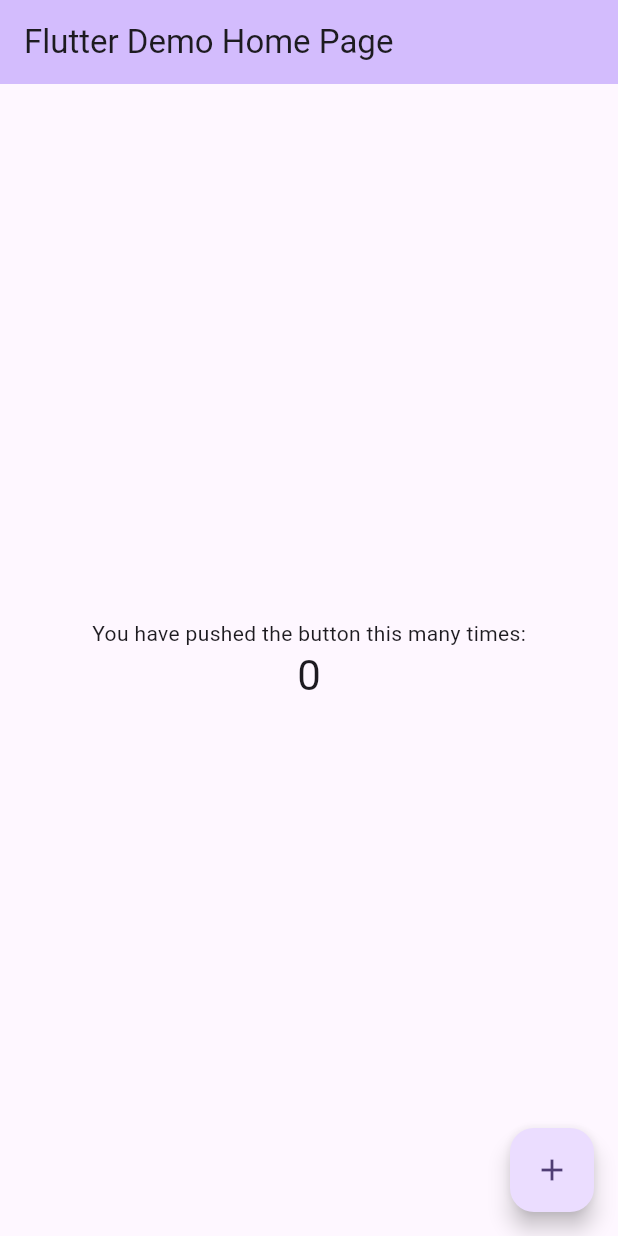
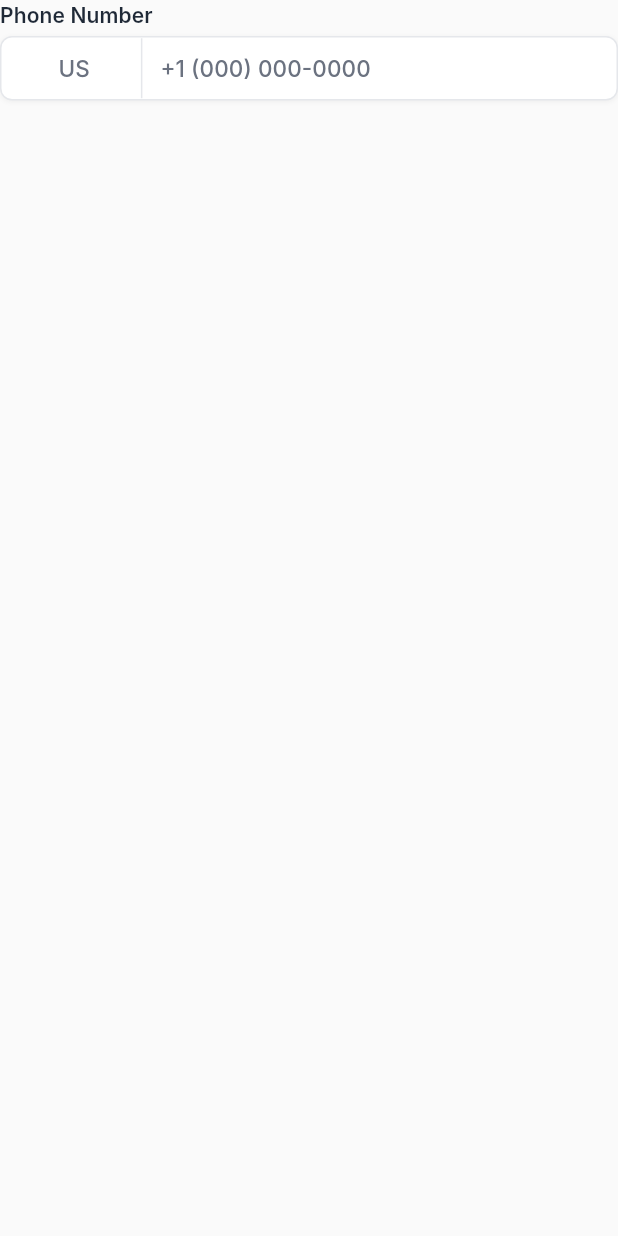
Before and after one commit to MustafaAR1/Lavescape-Mob, a Flutter app: the screen it shows after launch, on a phone screen of 412 x 824 dp. Run offline on Flutter 3.47's test engine with Material 3 defaults, Android fonts, the light colour scheme and no system bars; our stand-ins replace bloc, equatable, flutter_bloc; Roboto replaces fonts that are missing (Inter).

Commit message:
basic structure created

```diff
--- /dev/null
+++ b/lib/app/constants/app_colors.dart
@@ -0,0 +1,5 @@
+import 'package:flutter/material.dart';
+
+abstract class AppColors {
+  static const Color background = Color(0xFFFAFAFA);
+}
--- /dev/null
+++ b/lib/app/constants/app_strings.dart
@@ -0,0 +1,13 @@
+abstract class AppStrings {
+  static const String continueWithMobile = 'Continue with Mobile';
+  static const String verifyPhone = 'Verify Phone';
+  static const String continueWithEmail = 'Continue with Email';
+  static const String verifyEmail = 'Verify Email';
+  static const String finishingSignup = 'Finishing Signup';
+  static const String profileCreated = 'Profile Created';
+  static const String next = 'Next';
+  static const String verify = 'Verify';
+  static const String finish = 'Finish';
+  static const String welcomeMessage = 'Welcome! Your guest profile has been created.';
+  static const String flutterDemo = 'Flutter Demo';
+}
--- /dev/null
+++ b/lib/app/constants/app_text_styles.dart
@@ -0,0 +1,41 @@
+import 'package:flutter/material.dart';
+
+abstract class AppTextStyles {
+  static const TextStyle headline = TextStyle(
+    fontFamily: 'Inter',
+    fontWeight: FontWeight.w600,
+    fontSize: 24,
+    color: Colors.black,
+  );
+
+  static const TextStyle body = TextStyle(
+    fontFamily: 'Inter',
+    fontWeight: FontWeight.w400,
+    fontSize: 16,
+    color: Colors.black,
+  );
+
+  static const TextStyle label = TextStyle(
+    color: Color(0xFF1F2937),
+    fontSize: 14,
+    fontFamily: 'Inter',
+    fontWeight: FontWeight.w600,
+    letterSpacing: 0.07,
+  );
+
+  static const TextStyle placeholder = TextStyle(
+    color: Color(0xFF6B7280),
+    fontSize: 15,
+    fontFamily: 'Inter',
+    fontWeight: FontWeight.w500,
+    letterSpacing: 0.07,
+  );
+
+  static const TextStyle countryCode = TextStyle(
+    color: Color(0xFF6B7280),
+    fontSize: 15,
+    fontFamily: 'Inter',
+    fontWeight: FontWeight.w500,
+    letterSpacing: 0.07,
+  );
+}
--- /dev/null
+++ b/lib/app/routes/app_pages.dart
@@ -0,0 +1,32 @@
+import 'package:flutter/material.dart';
+import 'package:lavescape_mob/app/routes/app_routes.dart';
+import 'package:lavescape_mob/signup/views/continue_with_email_screen.dart';
+import 'package:lavescape_mob/signup/views/continue_with_mobile_screen.dart';
+import 'package:lavescape_mob/signup/views/finishing_signup_screen.dart';
+import 'package:lavescape_mob/signup/views/guest_profile_created_screen.dart';
+import 'package:lavescape_mob/signup/views/verify_email_screen.dart';
+import 'package:lavescape_mob/signup/views/verify_phone_screen.dart';
+
+class AppPages {
+  static const INITIAL = Routes.CONTINUE_WITH_MOBILE;
+
+  static Route<dynamic> onGenerateRoute(RouteSettings settings) {
+    switch (settings.name) {
+      case Routes.CONTINUE_WITH_MOBILE:
+        return MaterialPageRoute(builder: (_) => ContinueWithMobileScreen());
+      case Routes.VERIFY_PHONE:
+        return MaterialPageRoute(builder: (_) => VerifyPhoneScreen());
+      case Routes.CONTINUE_WITH_EMAIL:
+        return MaterialPageRoute(builder: (_) => ContinueWithEmailScreen());
+      case Routes.VERIFY_EMAIL:
+        return MaterialPageRoute(builder: (_) => VerifyEmailScreen());
+      case Routes.FINISHING_SIGNUP:
+        return MaterialPageRoute(builder: (_) => FinishingSignupScreen());
+      case Routes.GUEST_PROFILE_CREATED:
+        return MaterialPageRoute(builder: (_) => GuestProfileCreatedScreen());
+      default:
+        return MaterialPageRoute(
+            builder: (_) => Text('Error: ${settings.name} not found'));
+    }
+  }
+}
--- /dev/null
+++ b/lib/app/routes/app_routes.dart
@@ -0,0 +1,9 @@
+abstract class Routes {
+  static const SPLASH = '/';
+  static const CONTINUE_WITH_MOBILE = '/continue_with_mobile';
+  static const VERIFY_PHONE = '/verify_phone';
+  static const CONTINUE_WITH_EMAIL = '/continue_with_email';
+  static const VERIFY_EMAIL = '/verify_email';
+  static const FINISHING_SIGNUP = '/finishing_signup';
+  static const GUEST_PROFILE_CREATED = '/guest_profile_created';
+}
--- a/lib/main.dart
+++ b/lib/main.dart
@@ -1,4 +1,6 @@
 import 'package:flutter/material.dart';
+import 'package:lavescape_mob/app/constants/app_strings.dart';
+import 'package:lavescape_mob/app/routes/app_pages.dart';
 
 void main() {
   runApp(const MyApp());
@@ -11,112 +13,12 @@ class MyApp extends StatelessWidget {
   @override
   Widget build(BuildContext context) {
     return MaterialApp(
-      title: 'Flutter Demo',
+      title: AppStrings.flutterDemo,
       theme: ThemeData(
-        // This is the theme of your application.
-        //
-        // TRY THIS: Try running your application with "flutter run". You'll see
-        // the application has a purple toolbar. Then, without quitting the app,
-        // try changing the seedColor in the colorScheme below to Colors.green
-        // and then invoke "hot reload" (save your changes or press the "hot
-        // reload" button in a Flutter-supported IDE, or press "r" if you used
-        // the command line to start the app).
-        //
-        // Notice that the counter didn't reset back to zero; the application
-        // state is not lost during the reload. To reset the state, use hot
-        // restart instead.
-        //
-        // This works for code too, not just values: Most code changes can be
-        // tested with just a hot reload.
         colorScheme: ColorScheme.fromSeed(seedColor: Colors.deepPurple),
       ),
-      home: const MyHomePage(title: 'Flutter Demo Home Page'),
+      initialRoute: AppPages.INITIAL,
+      onGenerateRoute: AppPages.onGenerateRoute,
     );
   }
 }
-
-class MyHomePage extends StatefulWidget {
-  const MyHomePage({super.key, required this.title});
-
-  // This widget is the home page of your application. It is stateful, meaning
-  // that it has a State object (defined below) that contains fields that affect
-  // how it looks.
-
-  // This class is the configuration for the state. It holds the values (in this
-  // case the title) provided by the parent (in this case the App widget) and
-  // used by the build method of the State. Fields in a Widget subclass are
-  // always marked "final".
-
-  final String title;
-
-  @override
-  State<MyHomePage> createState() => _MyHomePageState();
-}
-
-class _MyHomePageState extends State<MyHomePage> {
-  int _counter = 0;
-
-  void _incrementCounter() {
-    setState(() {
-      // This call to setState tells the Flutter framework that something has
-      // changed in this State, which causes it to rerun the build method below
-      // so that the display can reflect the updated values. If we changed
-      // _counter without calling setState(), then the build method would not be
-      // called again, and so nothing would appear to happen.
-      _counter++;
-    });
-  }
-
-  @override
-  Widget build(BuildContext context) {
-    // This method is rerun every time setState is called, for instance as done
-    // by the _incrementCounter method above.
-    //
-    // The Flutter framework has been optimized to make rerunning build methods
-    // fast, so that you can just rebuild anything that needs updating rather
-    // than having to individually change instances of widgets.
-    return Scaffold(
-      appBar: AppBar(
-        // TRY THIS: Try changing the color here to a specific color (to
-        // Colors.amber, perhaps?) and trigger a hot reload to see the AppBar
-        // change color while the other colors stay the same.
-        backgroundColor: Theme.of(context).colorScheme.inversePrimary,
-        // Here we take the value from the MyHomePage object that was created by
-        // the App.build method, and use it to set our appbar title.
-        title: Text(widget.title),
-      ),
-      body: Center(
-        // Center is a layout widget. It takes a single child and positions it
-        // in the middle of the parent.
-        child: Column(
-          // Column is also a layout widget. It takes a list of children and
-          // arranges them vertically. By default, it sizes itself to fit its
-          // children horizontally, and tries to be as tall as its parent.
-          //
-          // Column has various properties to control how it sizes itself and
-          // how it positions its children. Here we use mainAxisAlignment to
-          // center the children vertically; the main axis here is the vertical
-          // axis because Columns are vertical (the cross axis would be
-          // horizontal).
-          //
-          // TRY THIS: Invoke "debug painting" (choose the "Toggle Debug Paint"
-          // action in the IDE, or press "p" in the console), to see the
-          // wireframe for each widget.
-          mainAxisAlignment: MainAxisAlignment.center,
-          children: <Widget>[
-            const Text('You have pushed the button this many times:'),
-            Text(
-              '$_counter',
-              style: Theme.of(context).textTheme.headlineMedium,
-            ),
-          ],
-        ),
-      ),
-      floatingActionButton: FloatingActionButton(
-        onPressed: _incrementCounter,
-        tooltip: 'Increment',
-        child: const Icon(Icons.add),
-      ), // This trailing comma makes auto-formatting nicer for build methods.
-    );
-  }
-}
--- /dev/null
+++ b/lib/signup/cubit/signup_cubit.dart
@@ -0,0 +1,35 @@
+import 'package:bloc/bloc.dart';
+import 'package:equatable/equatable.dart';
+
+import 'signup_state.dart';
+
+class SignupCubit extends Cubit<SignupState> {
+  SignupCubit() : super(SignupInitial());
+
+  void toPhoneInput() => emit(SignupPhoneInput());
+
+  void submitPhoneNumber(String phoneNumber) {
+    // Here you would typically make an API call to send a verification code
+    emit(SignupPhoneVerification(phoneNumber));
+  }
+
+  void submitPhoneVerificationCode(String code) {
+    // Here you would verify the code
+    emit(SignupEmailInput());
+  }
+
+  void submitEmail(String email) {
+    // Here you would typically make an API call to send a verification code
+    emit(SignupEmailVerification(email));
+  }
+
+  void submitEmailVerificationCode(String code) {
+    // Here you would verify the code
+    emit(SignupFinishing());
+  }
+
+  void finishSignup(String username) {
+    // Here you would create the user profile
+    emit(SignupSuccess());
+  }
+}
--- /dev/null
+++ b/lib/signup/cubit/signup_state.dart
@@ -0,0 +1,45 @@
+import 'package:equatable/equatable.dart';
+
+abstract class SignupState extends Equatable {
+  const SignupState();
+
+  @override
+  List<Object> get props => [];
+}
+
+class SignupInitial extends SignupState {}
+
+class SignupPhoneInput extends SignupState {}
+
+class SignupPhoneVerification extends SignupState {
+  final String phoneNumber;
+
+  const SignupPhoneVerification(this.phoneNumber);
+
+  @override
+  List<Object> get props => [phoneNumber];
+}
+
+class SignupEmailInput extends SignupState {}
+
+class SignupEmailVerification extends SignupState {
+  final String email;
+
+  const SignupEmailVerification(this.email);
+
+  @override
+  List<Object> get props => [email];
+}
+
+class SignupFinishing extends SignupState {}
+
+class SignupSuccess extends SignupState {}
+
+class SignupFailure extends SignupState {
+  final String error;
+
+  const SignupFailure(this.error);
+
+  @override
+  List<Object> get props => [error];
+}
--- /dev/null
+++ b/lib/signup/views/continue_with_email_screen.dart
@@ -0,0 +1,22 @@
+import 'package:flutter/material.dart';
+import 'package:lavescape_mob/app/constants/app_strings.dart';
+import 'package:lavescape_mob/widgets/ui_scaffold.dart';
+
+class ContinueWithEmailScreen extends StatelessWidget {
+  const ContinueWithEmailScreen({super.key});
+
+  @override
+  Widget build(BuildContext context) {
+    return UiScaffold(
+      title: AppStrings.continueWithEmail,
+      body: Center(
+        child: ElevatedButton(
+          onPressed: () {
+            // Navigate to the next screen or handle email input
+          },
+          child: const Text(AppStrings.next),
+        ),
+      ),
+    );
+  }
+}
--- /dev/null
+++ b/lib/signup/views/continue_with_mobile_screen.dart
@@ -0,0 +1,168 @@
+import 'package:flutter/material.dart';
+import 'package:flutter_bloc/flutter_bloc.dart';
+import 'package:lavescape_mob/app/constants/app_strings.dart';
+import 'package:lavescape_mob/app/constants/app_text_styles.dart';
+import 'package:lavescape_mob/signup/cubit/signup_cubit.dart';
+import 'package:lavescape_mob/widgets/ui_scaffold.dart';
+
+class ContinueWithMobileScreen extends StatelessWidget {
+  const ContinueWithMobileScreen({super.key});
+
+  @override
+  Widget build(BuildContext context) {
+    return BlocProvider(
+      create: (context) => SignupCubit(),
+      child: UiScaffold(
+        body: Column(
+          children: [
+            SizedBox(
+              width: double.infinity,
+              child: Column(
+                mainAxisSize: MainAxisSize.min,
+                mainAxisAlignment: MainAxisAlignment.start,
+                crossAxisAlignment: CrossAxisAlignment.start,
+                children: [
+                  SizedBox(
+                    width: double.infinity,
+                    child: Column(
+                      mainAxisSize: MainAxisSize.min,
+                      mainAxisAlignment: MainAxisAlignment.start,
+                      crossAxisAlignment: CrossAxisAlignment.start,
+                      children: [
+                        Container(
+                          width: double.infinity,
+                          padding: const EdgeInsets.only(bottom: 4),
+                          child: Row(
+                            mainAxisSize: MainAxisSize.min,
+                            mainAxisAlignment: MainAxisAlignment.start,
+                            crossAxisAlignment: CrossAxisAlignment.center,
+                            children: [
+                              Expanded(
+                                child: Text(
+                                  'Phone Number',
+                                  style: AppTextStyles.label,
+                                ),
+                              ),
+                            ],
+                          ),
+                        ),
+                        Container(
+                          width: double.infinity,
+                          clipBehavior: Clip.antiAlias,
+                          decoration: ShapeDecoration(
+                            color: Colors
+                                .white /* Basic-Forms-Input-Background-Bg-Color */,
+                            shape: RoundedRectangleBorder(
+                              side: BorderSide(
+                                width: 1,
+                                color: const Color(
+                                    0xFFE5E7EB) /* Basic-Forms-Input-Border-Border-Color */,
+                              ),
+                              borderRadius: BorderRadius.circular(8),
+                            ),
+                            shadows: [
+                              BoxShadow(
+                                color: Color(0x0C000000),
+                                blurRadius: 2,
+                                offset: Offset(0, 1),
+                                spreadRadius: 0,
+                              )
+                            ],
+                          ),
+                          child: Row(
+                            mainAxisSize: MainAxisSize.min,
+                            mainAxisAlignment: MainAxisAlignment.start,
+                            crossAxisAlignment: CrossAxisAlignment.center,
+                            children: [
+                              Container(
+                                padding: const EdgeInsets.symmetric(
+                                    horizontal: 12, vertical: 10),
+                                child: Row(
+                                  mainAxisSize: MainAxisSize.min,
+                                  mainAxisAlignment: MainAxisAlignment.start,
+                                  crossAxisAlignment: CrossAxisAlignment.center,
+                                  children: [
+                                    Container(
+                                      width: 18,
+                                      height: 18,
+                                      clipBehavior: Clip.antiAlias,
+                                      decoration: ShapeDecoration(
+                                        shape: RoundedRectangleBorder(
+                                          borderRadius:
+                                              BorderRadius.circular(999),
+                                        ),
+                                      ),
+                                      child: Stack(),
+                                    ),
+                                    const SizedBox(width: 8),
+                                    Text(
+                                      'US',
+                                      textAlign: TextAlign.center,
+                                      style: AppTextStyles.countryCode,
+                                    ),
+                                    const SizedBox(width: 8),
+                                    Container(
+                                      width: 14,
+                                      height: 14,
+                                      clipBehavior: Clip.antiAlias,
+                                      decoration: BoxDecoration(),
+                                      child: Stack(),
+                                    ),
+                                  ],
+                                ),
+                              ),
+                              Container(
+                                width: 1,
+                                height: 40,
+                                decoration: BoxDecoration(
+                                  color: const Color(
+                                      0xFFE5E7EB) /* Basic-Forms-Input-Divider-Color */,
+                                ),
+                              ),
+                              Expanded(
+                                child: Row(
+                                  mainAxisSize: MainAxisSize.min,
+                                  mainAxisAlignment: MainAxisAlignment.start,
+                                  crossAxisAlignment: CrossAxisAlignment.center,
+                                  children: [
+                                    Expanded(
+                                      child: Container(
+                                        padding: const EdgeInsets.symmetric(
+                                            horizontal: 12, vertical: 10),
+                                        child: Row(
+                                          mainAxisSize: MainAxisSize.min,
+                                          mainAxisAlignment:
+                                              MainAxisAlignment.start,
+                                          crossAxisAlignment:
+                                              CrossAxisAlignment.start,
+                                          children: [
+                                            SizedBox(
+                                              width: 235,
+                                              child: Text(
+                                                '+1 (000) 000-0000',
+                                                style:
+                                                    AppTextStyles.placeholder,
+                                              ),
+                                            ),
+                                          ],
+                                        ),
+                                      ),
+                                    ),
+                                  ],
+                                ),
+                              ),
+                            ],
+                          ),
+                        ),
+                      ],
+                    ),
+                  ),
+                ],
+              ),
+            ),
+          ],
+        ),
+      ),
+    );
+  }
+}
--- /dev/null
+++ b/lib/signup/views/finishing_signup_screen.dart
@@ -0,0 +1,22 @@
+import 'package:flutter/material.dart';
+import 'package:lavescape_mob/app/constants/app_strings.dart';
+import 'package:lavescape_mob/widgets/ui_scaffold.dart';
+
+class FinishingSignupScreen extends StatelessWidget {
+  const FinishingSignupScreen({super.key});
+
+  @override
+  Widget build(BuildContext context) {
+    return UiScaffold(
+      title: AppStrings.finishingSignup,
+      body: Center(
+        child: ElevatedButton(
+          onPressed: () {
+            // Handle finish signup
+          },
+          child: const Text(AppStrings.finish),
+        ),
+      ),
+    );
+  }
+}
--- /dev/null
+++ b/lib/signup/views/guest_profile_created_screen.dart
@@ -0,0 +1,17 @@
+import 'package:flutter/material.dart';
+import 'package:lavescape_mob/app/constants/app_strings.dart';
+import 'package:lavescape_mob/widgets/ui_scaffold.dart';
+
+class GuestProfileCreatedScreen extends StatelessWidget {
+  const GuestProfileCreatedScreen({super.key});
+
+  @override
+  Widget build(BuildContext context) {
+    return const UiScaffold(
+      title: AppStrings.profileCreated,
+      body: Center(
+        child: Text(AppStrings.welcomeMessage),
+      ),
+    );
+  }
+}
--- /dev/null
+++ b/lib/signup/views/verify_email_screen.dart
@@ -0,0 +1,22 @@
+import 'package:flutter/material.dart';
+import 'package:lavescape_mob/app/constants/app_strings.dart';
+import 'package:lavescape_mob/widgets/ui_scaffold.dart';
+
+class VerifyEmailScreen extends StatelessWidget {
+  const VerifyEmailScreen({super.key});
+
+  @override
+  Widget build(BuildContext context) {
+    return UiScaffold(
+      title: AppStrings.verifyEmail,
+      body: Center(
+        child: ElevatedButton(
+          onPressed: () {
+            // Handle verification code input
+          },
+          child: const Text(AppStrings.verify),
+        ),
+      ),
+    );
+  }
+}
--- /dev/null
+++ b/lib/signup/views/verify_phone_screen.dart
@@ -0,0 +1,22 @@
+import 'package:flutter/material.dart';
+import 'package:lavescape_mob/app/constants/app_strings.dart';
+import 'package:lavescape_mob/widgets/ui_scaffold.dart';
+
+class VerifyPhoneScreen extends StatelessWidget {
+  const VerifyPhoneScreen({super.key});
+
+  @override
+  Widget build(BuildContext context) {
+    return UiScaffold(
+      title: AppStrings.verifyPhone,
+      body: Center(
+        child: ElevatedButton(
+          onPressed: () {
+            // Handle verification code input
+          },
+          child: const Text(AppStrings.verify),
+        ),
+      ),
+    );
+  }
+}
--- /dev/null
+++ b/lib/widgets/ui_scaffold.dart
@@ -0,0 +1,27 @@
+import 'package:flutter/material.dart';
+import 'package:lavescape_mob/app/constants/app_colors.dart';
+
+class UiScaffold extends StatelessWidget {
+  final Widget body;
+  final String? title;
+  final Color? backgroundColor;
+
+  const UiScaffold(
+      {super.key,
+      required this.body,
+      this.title,
+      this.backgroundColor = AppColors.background});
+
+  @override
+  Widget build(BuildContext context) {
+    return Scaffold(
+      backgroundColor: backgroundColor,
+      appBar: title != null
+          ? AppBar(
+              title: Text(title!),
+            )
+          : null,
+      body: body,
+    );
+  }
+}
--- a/pubspec.yaml
+++ b/pubspec.yaml
@@ -19,7 +19,7 @@ publish_to: 'none' # Remove this line if you wish to publish to pub.dev
 version: 1.0.0+1
 
 environment:
-  sdk: ^3.8.0
+  sdk: ^3.6.0
 
 # Dependencies specify other packages that your package needs in order to work.
 # To automatically upgrade your package dependencies to the latest versions
@@ -34,6 +34,8 @@ dependencies:
   # The following adds the Cupertino Icons font to your application.
   # Use with the CupertinoIcons class for iOS style icons.
   cupertino_icons: ^1.0.8
+  flutter_bloc: ^9.1.1
+  equatable: ^2.0.7
 
 dev_dependencies:
   flutter_test:
```
